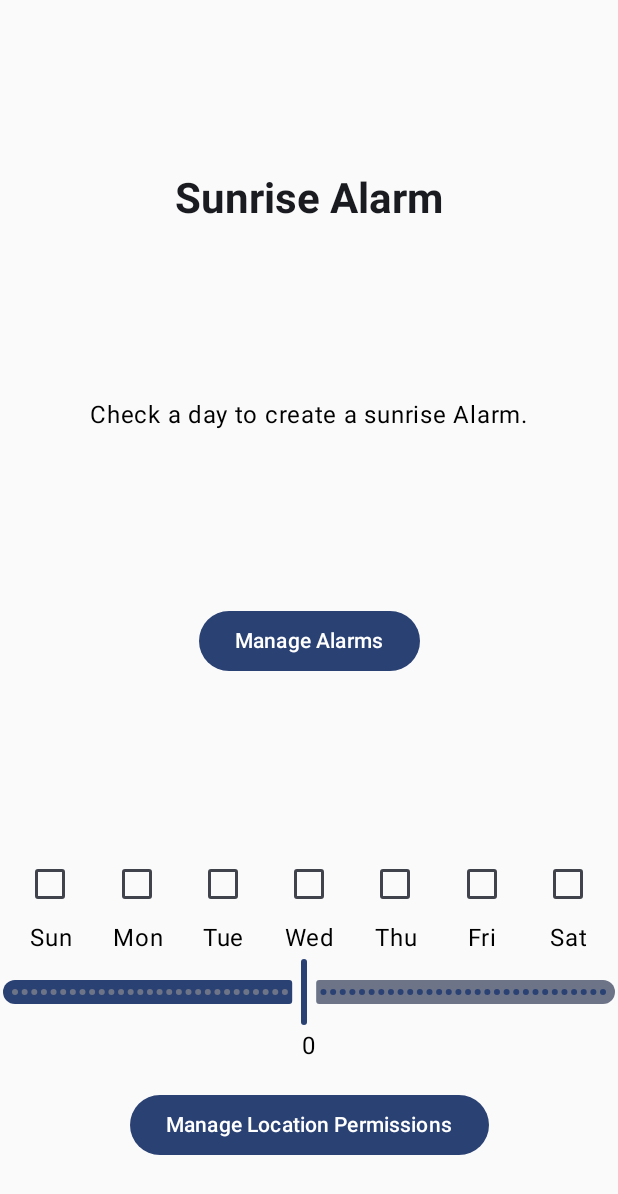
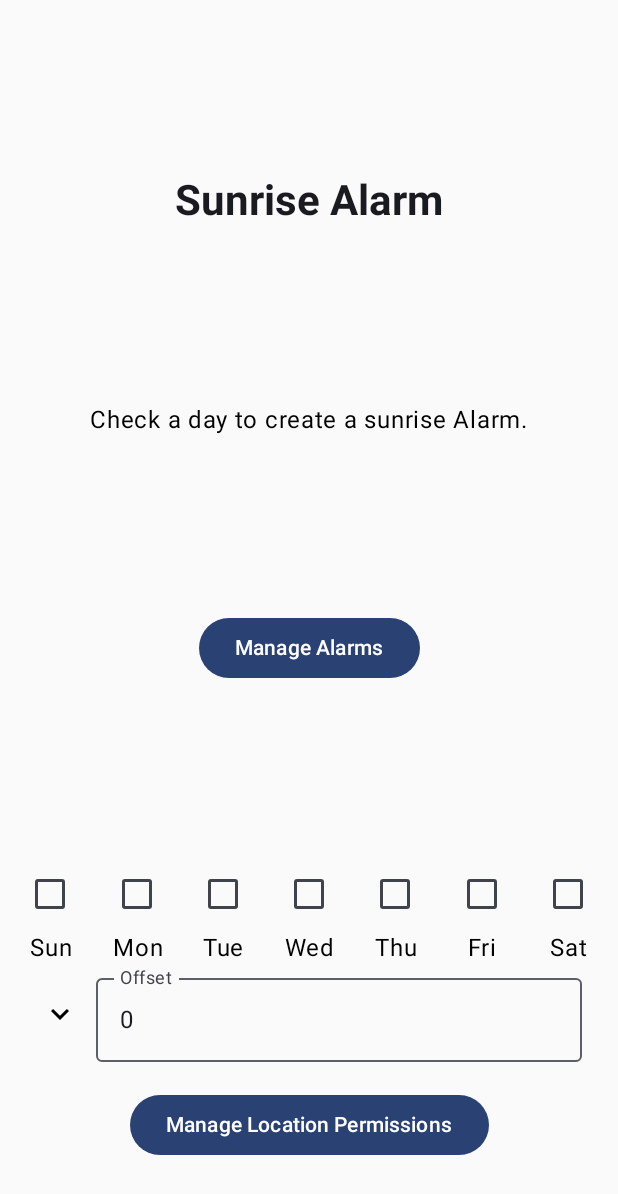
Before and after one commit to tgrozenski/SunriseAlarm, an Android app built with Jetpack Compose: the screen it shows after launch (MainActivity), on a phone screen of 412 x 824 dp. Shown: the top 1194 px of the screen. Run offline under Robolectric (Android 15) with nearby library versions, the phone set to English and light mode, and no system bars; libraries missing offline, so code that uses them is left out: com.luckycatlabs.sunrisesunset.

Commit message:
added numberInput

```diff
--- a/app/src/main/java/com/example/sunriseappnew/view/CheckScreen.kt
+++ b/app/src/main/java/com/example/sunriseappnew/view/CheckScreen.kt
@@ -10,6 +10,8 @@ import androidx.compose.runtime.Composable
 import androidx.compose.ui.Alignment
 import androidx.compose.ui.Modifier
 import androidx.compose.ui.text.style.TextAlign
+import androidx.compose.foundation.layout.padding
+import androidx.compose.ui.unit.dp
 
 /**
  * UI associated with the checkbox area.
@@ -30,7 +32,11 @@ fun CheckboxScreen(
             selectedDays = selectedDays,
             onCheck = onCheck,
         )
-        TimePicker(timeOffset = timeOffset, onValueChange = onTimeOffsetChange)
+        SignedNumberInput(
+            value = timeOffset.toInt(),
+            onValueChange = { onTimeOffsetChange(it.toFloat()) },
+            modifier = Modifier.padding(horizontal = 16.dp)
+        )
     }
 }
 
--- /dev/null
+++ b/app/src/main/java/com/example/sunriseappnew/view/SignedNumberInput.kt
@@ -0,0 +1,73 @@
+package com.example.sunriseappnew.view
+
+import androidx.compose.foundation.layout.Row
+import androidx.compose.foundation.layout.padding
+import androidx.compose.foundation.text.KeyboardActions
+import androidx.compose.foundation.text.KeyboardOptions
+import androidx.compose.material.icons.Icons
+import androidx.compose.material.icons.filled.KeyboardArrowDown
+import androidx.compose.material.icons.filled.KeyboardArrowUp
+import androidx.compose.material3.Icon
+import androidx.compose.material3.IconButton
+import androidx.compose.material3.OutlinedTextField
+import androidx.compose.material3.Text
+import androidx.compose.runtime.*
+import androidx.compose.ui.Alignment
+import androidx.compose.ui.Modifier
+import androidx.compose.ui.platform.LocalSoftwareKeyboardController
+import androidx.compose.ui.text.input.ImeAction
+import androidx.compose.ui.text.input.KeyboardType
+import androidx.compose.ui.unit.dp
+import kotlin.math.abs
+
+@Composable
+fun SignedNumberInput(
+    value: Int,
+    onValueChange: (Int) -> Unit,
+    modifier: Modifier = Modifier
+) {
+    var text by remember(value) { mutableStateOf(abs(value).toString()) }
+    val keyboardController = LocalSoftwareKeyboardController.current
+
+    Row(
+        verticalAlignment = Alignment.CenterVertically,
+        modifier = modifier
+    ) {
+        IconButton(onClick = {
+            if (value != 0) {
+                onValueChange(value * -1)
+            }
+        }) {
+            Icon(
+                imageVector = if (value >= 0) Icons.Default.KeyboardArrowDown else Icons.Default.KeyboardArrowUp,
+                contentDescription = "Toggle Sign"
+            )
+        }
+
+        OutlinedTextField(
+            value = text,
+            onValueChange = { newText ->
+                val filteredText = newText.filter { it.isDigit() }
+                val newValue = filteredText.toIntOrNull() ?: 0
+
+                // Enforce the 0-30 limit for the input field
+                if (newValue <= 60) {
+                    text = filteredText
+                    val signedValue = if (value >= 0) newValue else -newValue
+                    onValueChange(signedValue)
+                }
+            },
+            label = { Text("Offset") },
+            keyboardOptions = KeyboardOptions(
+                keyboardType = KeyboardType.Number,
+                imeAction = ImeAction.Done
+            ),
+            keyboardActions = KeyboardActions(
+                onDone = {
+                    keyboardController?.hide()
+                }
+            ),
+            modifier = Modifier.weight(1f).padding(end = 8.dp)
+        )
+    }
+}
--- a/app/src/main/java/com/example/sunriseappnew/view/TimePicker.kt
+++ b/app/src/main/java/com/example/sunriseappnew/view/TimePicker.kt
@@ -17,7 +17,7 @@ fun TimePicker(timeOffset: Float, onValueChange: (Float) -> Unit) {
         Slider(
             value = timeOffset,
             onValueChange = { onValueChange(it) },
-            valueRange = -30f..30f,
+            valueRange = -40f..40f,
             steps = 60
         )
         Text(text = timeOffset.toInt().toString())
```
